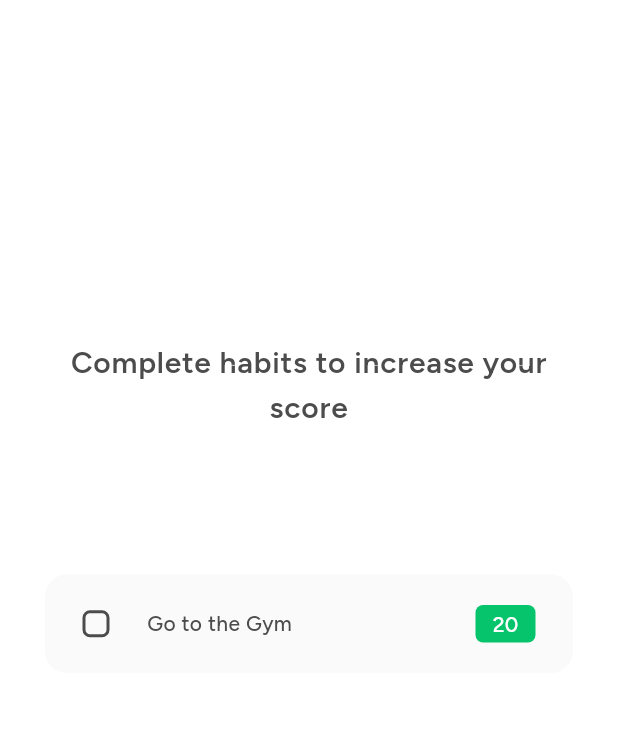
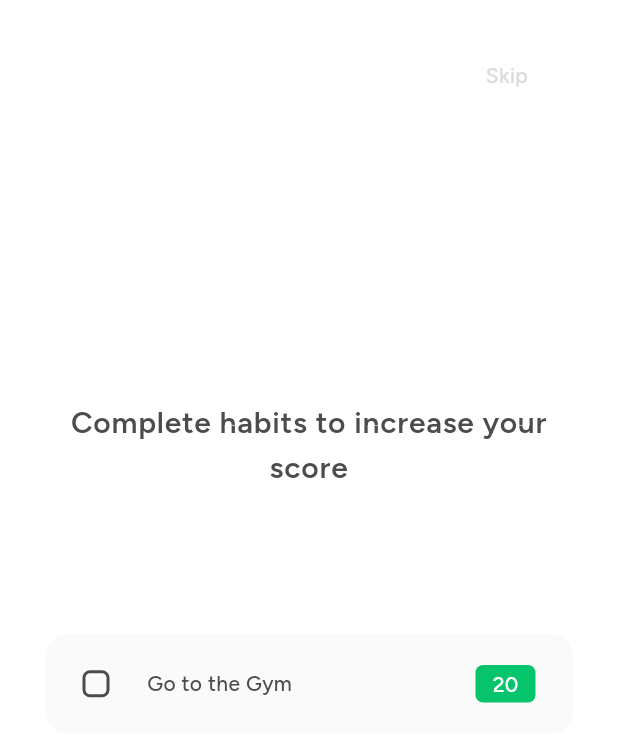
Before and after one commit to Studio-Grosser/gameify, a Flutter app: the screen it shows after launch, on a phone screen of 412 x 824 dp. Shown: the top 742 px of the screen. Run offline on Flutter 3.47's test engine with Material 3 defaults, Android fonts, the light colour scheme and no system bars; drawn by our look-alikes of flutter_slidable; our stand-ins replace animated_flip_counter, confetti, easy_localization, font_awesome_flutter, gap, go_router and 3 more; missing offline and left inert: restart_app; accounts and stored records are empty.

Commit message:
add skip functionality to tutorial

```diff
--- a/assets/i18n/en-US.json
+++ b/assets/i18n/en-US.json
@@ -28,6 +28,7 @@
         }
     },
     "tutorial": {
+        "skip": "Skip",
         "0": "Complete habits to increase your score",
         "1": "Bad habits will decrease your score",
         "2": "Create counter habits to complete habits several times in one day",
@@ -35,7 +36,8 @@
     },
     "settings": {
         "reset": "Reset App",
-        "privacy": "Privacy Policy"
+        "privacy": "Privacy Policy",
+        "tutorial": "Show Tutorial"
     },
     "score": {
         "highscore": "highscore",
--- a/lib/pages/loading_page.dart
+++ b/lib/pages/loading_page.dart
@@ -15,8 +15,9 @@ class _LoadingPageState extends State<LoadingPage> {
     super.initState();
     DatabaseService.instance.isInitialized.then((isInitialized) {
       String route = isInitialized ? '/main' : '/tutorial';
+      String? extra = route == '/tutorial' ? '/suggestions' : null;
       WidgetsBinding.instance.addPostFrameCallback((_) {
-        context.go(route);
+        context.go(route, extra: extra);
       });
     });
   }
--- a/lib/pages/tutorial_page.dart
+++ b/lib/pages/tutorial_page.dart
@@ -6,6 +6,7 @@ import 'package:flutter/scheduler.dart';
 import 'package:gameify/models/habit.dart';
 import 'package:gameify/models/habit_mode.dart';
 import 'package:gameify/utils/responsive_utils.dart';
+import 'package:gameify/widgets/dialog_button.dart';
 import 'package:gameify/widgets/habit/habit_display.dart';
 import 'package:gameify/widgets/styled/styled_container.dart';
 import 'package:gameify/widgets/styled/styled_fab.dart';
@@ -14,7 +15,8 @@ import 'package:gap/gap.dart';
 import 'package:go_router/go_router.dart';
 
 class TutorialPage extends StatefulWidget {
-  const TutorialPage({super.key});
+  const TutorialPage({super.key, required this.nextRoute});
+  final String nextRoute;
 
   @override
   State<TutorialPage> createState() => _TutorialPageState();
@@ -29,7 +31,7 @@ class _TutorialPageState extends State<TutorialPage> {
       Habit(name: 'habit.tutorial.2'.tr(), score: 5, mode: HabitMode.count);
   void onSubmit() async {
     if (!mounted) return;
-    context.go('/tutorial/suggestions');
+    context.go(widget.nextRoute);
   }
 
   String text = 'tutorial.0'.tr();
@@ -111,7 +113,6 @@ class _TutorialPageState extends State<TutorialPage> {
     await Future.delayed(const Duration(milliseconds: 300));
     setState(() {
       habitTwoOpacity = 0.25;
-
       habitThreeOpacity = 1;
     });
   }
@@ -154,6 +155,14 @@ class _TutorialPageState extends State<TutorialPage> {
               duration: const Duration(milliseconds: 500),
               child:
                   Column(mainAxisAlignment: MainAxisAlignment.start, children: [
+                Align(
+                    alignment: Alignment.topRight,
+                    child: DialogButton(
+                      color: Colors.transparent,
+                      textColor: theme.colorScheme.onPrimaryContainer,
+                      text: 'tutorial.skip'.tr(),
+                      onTap: () => context.go(widget.nextRoute),
+                    )),
                 Gap(responsiveHeight(30, context)),
                 AnimatedOpacity(
                   duration: const Duration(milliseconds: 1500),
--- a/lib/utils/router_service.dart
+++ b/lib/utils/router_service.dart
@@ -13,14 +13,17 @@ class RouterService {
       builder: (context, state) => const LoadingPage(),
     ),
     GoRoute(
-        path: '/tutorial',
-        builder: (context, state) => const TutorialPage(),
-        routes: [
-          GoRoute(
-            path: '/suggestions',
-            builder: (context, state) => const SuggestionsPage(),
-          )
-        ]),
+      path: '/tutorial',
+      builder: (context, state) {
+        assert(state.extra != null);
+        String nextRoute = state.extra as String;
+        return TutorialPage(nextRoute: nextRoute);
+      },
+    ),
+    GoRoute(
+      path: '/suggestions',
+      builder: (context, state) => const SuggestionsPage(),
+    ),
     GoRoute(
         path: '/main',
         builder: (context, state) => const MainPage(),
```
Also changed, not shown: lib/widgets/settings_drawer.dart (+8 -0 lines).
